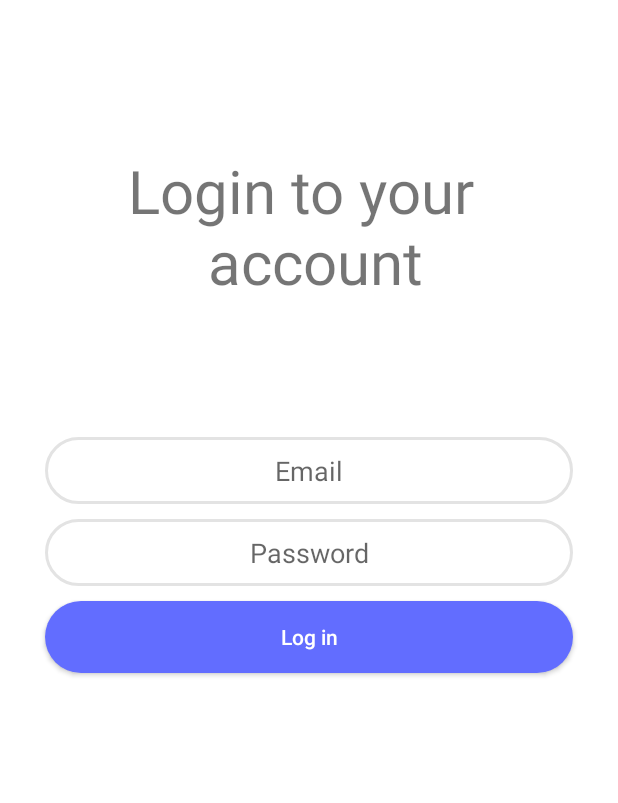
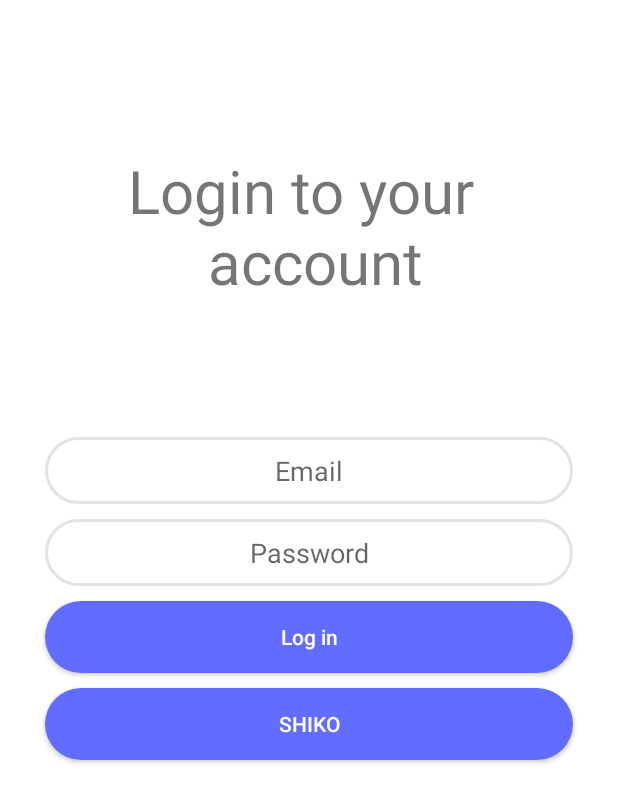
Before and after one commit to AlbosHajdari/androidSocialApp, an Android app: the screen it shows after launch (LoginActivity), on a phone screen of 412 x 824 dp. Shown: the top 803 px of the screen. Run offline under Robolectric (Android 15) with nearby library versions, the phone set to English and light mode, and no system bars; our stand-ins replace data binding; 1 statement that could not run was skipped.

Commit message:
CommitNr1

```diff
--- a/app/src/main/java/com/tahirietrit/socialapp/MainActivity.java
+++ b/app/src/main/java/com/tahirietrit/socialapp/MainActivity.java
@@ -9,6 +9,5 @@ public class MainActivity extends AppCompatActivity {
     protected void onCreate(Bundle savedInstanceState) {
         super.onCreate(savedInstanceState);
         setContentView(R.layout.activity_main);
-
     }
 }
--- a/app/src/main/java/com/tahirietrit/socialapp/api/ApiService.java
+++ b/app/src/main/java/com/tahirietrit/socialapp/api/ApiService.java
@@ -1,14 +1,20 @@
 package com.tahirietrit.socialapp.api;
 
+import android.text.GetChars;
+
+import com.tahirietrit.socialapp.model.FeedResponse;
 import com.tahirietrit.socialapp.model.LoginResponse;
 
 import retrofit2.Call;
 import retrofit2.http.GET;
-import retrofit2.http.Path;
 import retrofit2.http.Query;
 
 public interface ApiService {
     @GET("/paintbook/index.php")
     Call<LoginResponse> loginUser(@Query("User") String user,
                                   @Query("Password") String password);
+
+    @GET("/paintbook/index.php")
+    Call<FeedResponse> getPostet(@Query("GetPostet") String postCount,
+                                 @Query("UserID") String userID);
 }
--- a/app/src/main/java/com/tahirietrit/socialapp/model/LoginResponse.java
+++ b/app/src/main/java/com/tahirietrit/socialapp/model/LoginResponse.java
@@ -18,5 +18,4 @@ public class LoginResponse {
     public void setUser(List<User> user) {
         this.user = user;
     }
-
 }
--- a/app/src/main/java/com/tahirietrit/socialapp/model/User.java
+++ b/app/src/main/java/com/tahirietrit/socialapp/model/User.java
@@ -49,5 +49,4 @@ public class User {
     public void setUsername(String username) {
         this.username = username;
     }
-
 }
--- a/app/src/main/res/layout/login_activity.xml
+++ b/app/src/main/res/layout/login_activity.xml
@@ -54,6 +54,18 @@
             android:textAllCaps="false"
             android:textColor="#fff" />
 
+        <Button
+            android:id="@+id/shikoButton"
+            android:layout_width="match_parent"
+            android:layout_height="wrap_content"
+            android:layout_marginLeft="30dp"
+            android:layout_marginTop="10dp"
+            android:layout_marginRight="30dp"
+            android:background="@drawable/login_button_background"
+            android:text="SHIKO"
+            android:textAllCaps="false"
+            android:textColor="#fff" />
+
     </LinearLayout>
 
 </layout>
```
Also changed, not shown: app/src/main/java/com/tahirietrit/socialapp/ui/LoginActivity.java (+56 -0 lines), app/src/main/res/layout/activity_main.xml (+14 -10 lines).
